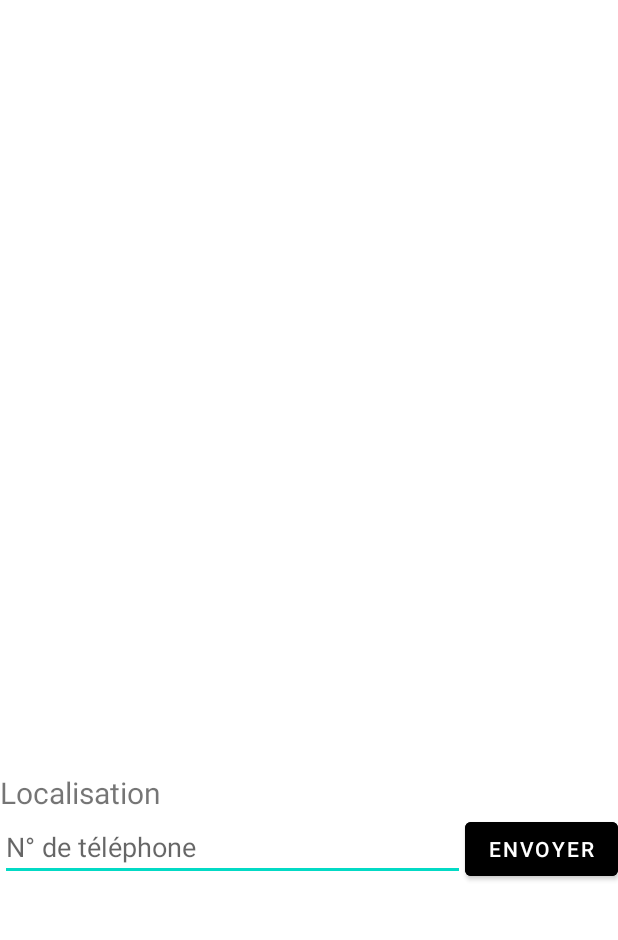
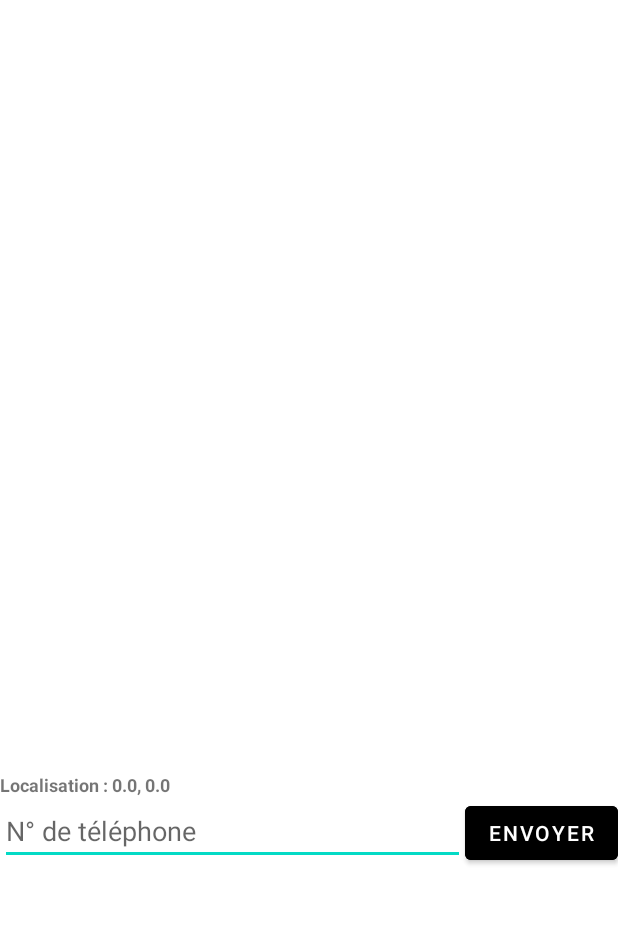
Before and after one commit to clementgirardin/QRscanner, an Android app: the InfoFragment screen opened directly, with no data from a screen before it, on a phone screen of 412 x 824 dp, the part 137-1077 px from its top. Run offline under Robolectric (Android 15) with nearby library versions, the phone set to English and light mode, and no system bars.

Commit message:
Récupération des coordonnées pour les afficher dans infosFragment

```diff
--- a/app/src/main/java/com/example/scanner/InfoFragment.java
+++ b/app/src/main/java/com/example/scanner/InfoFragment.java
@@ -33,21 +33,23 @@ public class InfoFragment extends Fragment {
         btn_envoie = view.findViewById(R.id.btn_envoie);
 
         // Récupère les paramètres fournis
-//        Bundle args = getArguments();
-//        assert args != null;
-//        latitude = args.getDouble("latitude");
-//        longitude = args.getDouble("longitude");
+        Bundle args = getArguments();
+        assert args != null;
+        latitude = args.getDouble("latitude");
+        longitude = args.getDouble("longitude");
 
-//        // Récupération des arguments passés en paramètre à la création de l'instance d'infosfragment
-//        Bundle bundleInfos = getArguments();
-//
-//        if (bundleInfos != null){
-//            // Récupération des valeurs si arguments n'est pas null
-//            latitude = bundleInfos.getDouble("latitude");
-//            longitude = bundleInfos.getDouble("longitude");
-//        }
-//
-//
+        // Récupération des arguments passés en paramètre à la création de l'instance d'infosfragment
+        Bundle bundleInfos = getArguments();
+
+        if (bundleInfos != null){
+            // Récupération des valeurs si arguments n'est pas null
+            latitude = bundleInfos.getDouble("latitude");
+            longitude = bundleInfos.getDouble("longitude");
+        }
+        // set un nouveau text a localisation avec les coordonées
+        localisation.setText("Localisation : " + latitude + ", " + longitude);
+
+
 //        // Lance l'activité scan_code_qr au clique du bouton
 //        btn_envoie.setOnClickListener(new View.OnClickListener() {
 //            @Override
@@ -70,10 +72,8 @@ public class InfoFragment extends Fragment {
 //                Toast.makeText(getActivity(), "Message envoyé à " + numTel, Toast.LENGTH_SHORT).show();
 //            }
 //        });
-//
-//        // set un nouveau text a localisation avec les coordonées
-//        localisation.setText("Localisation : " + latitude + ", " + longitude);
 
+        Log.d("result4", "Message envoyé");
         return view;
     }
 }
--- a/app/src/main/java/com/example/scanner/resultScanActivity.java
+++ b/app/src/main/java/com/example/scanner/resultScanActivity.java
@@ -19,27 +19,22 @@ public class resultScanActivity extends AppCompatActivity {
 
 
         //----------------------------------Séparation partie du code----------------------------------------\\
-        // Création d'une instance d'infoFragment
+        // Création instances d'infoFragment et mapFragment
         MapsFragment fragmentMap = new MapsFragment();
+        InfoFragment fragmentInfos = new InfoFragment();
+
         // Création d'un objet bundle pour y stocker les coordonées
         Bundle args = new Bundle();
         args.putDouble("latitude", latitude);
         args.putDouble("longitude", longitude);
-        // Passe le bundle en tant qu'argument
+        // Passe le bundle en tant qu'argument aux deux fragments
         fragmentMap.setArguments(args);
+        fragmentInfos.setArguments(args);
 
         // Remplace activity main par le fragment map
         getSupportFragmentManager().beginTransaction().replace(R.id.resultScan, fragmentMap).commit();
-
-
-        //----------------------------------Séparation partie du code----------------------------------------\\
-        // Envoie des coordonnées pour infos fragment
-        // Création d'une instance d'infoFragment
-        InfoFragment fragmentInfos = new InfoFragment();
-
-        Log.d("result1", "ajout fragment infos");
         // Ajout du fragment infos après la map
         getSupportFragmentManager().beginTransaction().add(R.id.resultScan, fragmentInfos).commit();
-        Log.d("result2", "fragment infos ajouté");
+        Log.d("result1", "fragments ajoutés");
     }
 }
--- a/app/src/main/res/layout/fragment_info.xml
+++ b/app/src/main/res/layout/fragment_info.xml
@@ -13,7 +13,8 @@
         android:layout_width="match_parent"
         android:layout_height="wrap_content"
         android:text="Localisation"
-        android:textSize="20sp" />
+        android:textSize="12sp"
+        android:textStyle="bold"/>
 
     <LinearLayout
         android:layout_width="match_parent"
```
